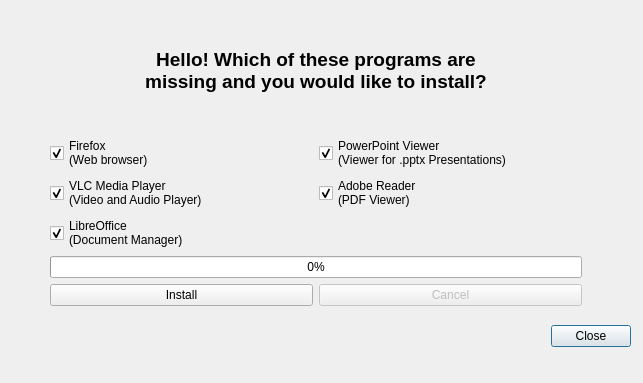
First picture: the form in ui/install_dialog.ui, repository Atrate/qSchoolHelper, before the edit.
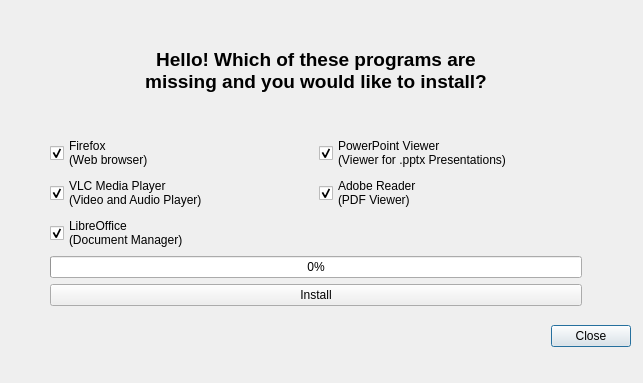
Second picture: the form after the edit.

Commit message:
Remove cancel buttons
Will probably be added back someday

What changed in the file:
```diff
--- a/ui/install_dialog.ui
+++ b/ui/install_dialog.ui
@@ -133,23 +133,13 @@
       </property>
      </widget>
     </item>
-    <item row="5" column="0">
+    <item row="5" column="0" colspan="2">
      <widget class="QPushButton" name="install_button">
       <property name="text">
        <string>Install</string>
       </property>
      </widget>
     </item>
-    <item row="5" column="1">
-     <widget class="QPushButton" name="cancel_button">
-      <property name="enabled">
-       <bool>false</bool>
-      </property>
-      <property name="text">
-       <string>Cancel</string>
-      </property>
-     </widget>
-    </item>
    </layout>
   </widget>
  </widget>
```
The commit also changes 3 other files.
